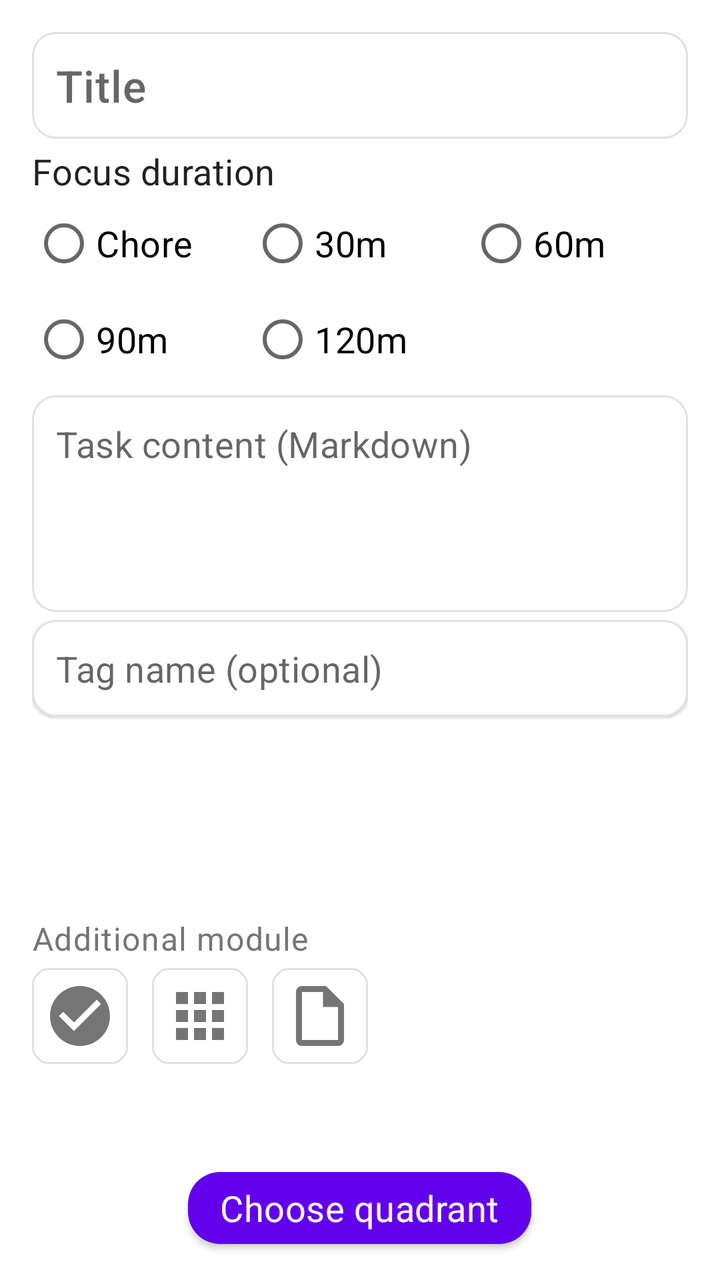
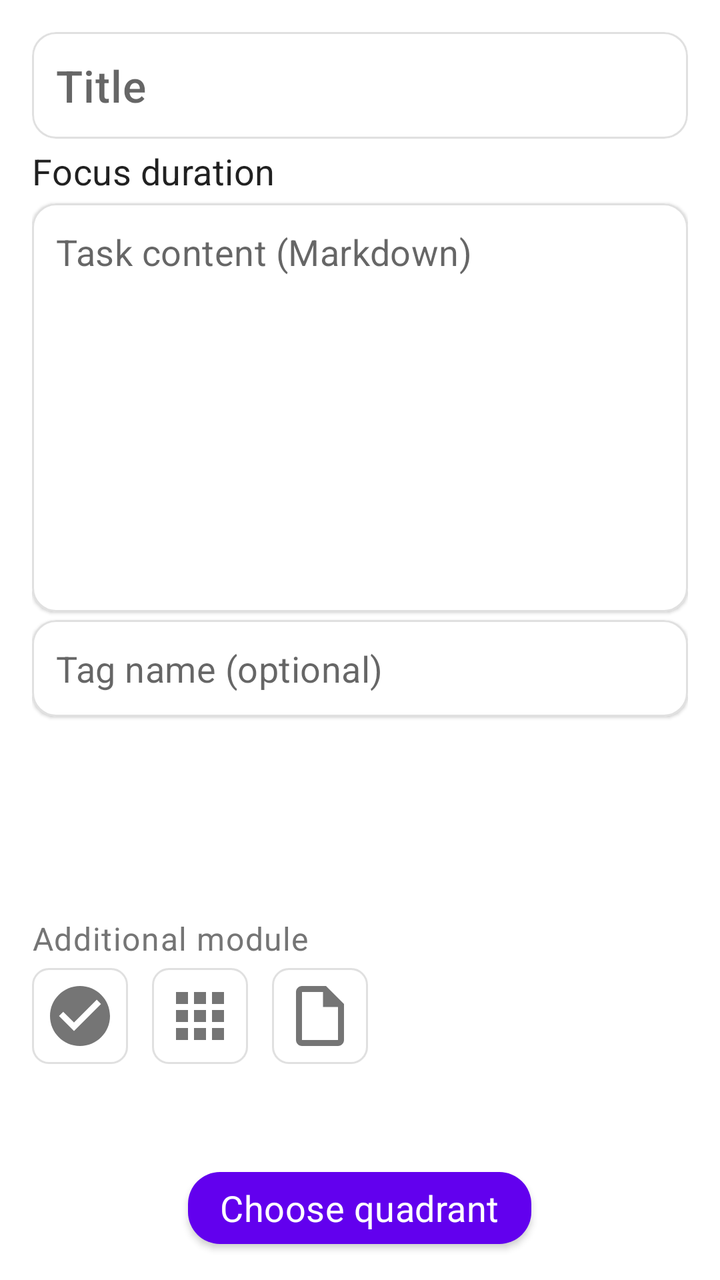

Compare the two renders of this Android layout. The source of the first and the diff that turns it into the second are given below.
<!-- AndroidManifest.xml: application theme Theme.JustNow -->
<!-- res/layout/fragment_task_edit.xml -->
<?xml version="1.0" encoding="utf-8"?>
<LinearLayout xmlns:android="http://schemas.android.com/apk/res/android"
    xmlns:app="http://schemas.android.com/apk/res-auto"
    android:layout_width="match_parent"
    android:layout_height="match_parent"
    android:orientation="vertical"
    android:background="?android:attr/colorBackground">

    <LinearLayout
        android:layout_width="match_parent"
        android:layout_height="0dp"
        android:layout_weight="1"
        android:orientation="vertical"
        android:clipChildren="false"
        android:padding="16dp">

        
        <com.google.android.material.card.MaterialCardView
            android:id="@+id/card_title"
            android:layout_width="match_parent"
            android:layout_height="wrap_content"
            app:cardElevation="1dp"
            app:cardCornerRadius="12dp"
            app:strokeWidth="1dp"
            app:strokeColor="@color/divider">

            <EditText
                android:id="@+id/et_title"
                android:layout_width="match_parent"
                android:layout_height="wrap_content"
                android:hint="@string/s_title_hint"
                android:inputType="textCapSentences"
                android:textAppearance="@style/TextAppearance.JustNow.Title"
                android:padding="12dp"
                android:background="@android:color/transparent" />
        </com.google.android.material.card.MaterialCardView>

        
        <TextView
            android:layout_width="wrap_content"
            android:layout_height="wrap_content"
            android:text="@string/s_focus_duration"
            android:textAppearance="@style/TextAppearance.JustNow.Body"
            android:layout_marginTop="4dp" />

        
        <LinearLayout
            android:id="@+id/ll_focus_row1"
            android:layout_width="match_parent"
            android:layout_height="wrap_content"
            android:orientation="horizontal">

            <RadioButton
                android:id="@+id/rb_moment"
                android:layout_width="0dp"
                android:layout_height="wrap_content"
                android:layout_weight="1"
                android:tag="0"
                android:text="@string/s_chore"
                android:textAppearance="@style/TextAppearance.JustNow.Body" />

            <RadioButton
                android:id="@+id/rb_30"
                android:layout_width="0dp"
                android:layout_height="wrap_content"
                android:layout_weight="1"
                android:tag="30"
                android:text="@string/s_30min"
                android:textAppearance="@style/TextAppearance.JustNow.Body" />

            <RadioButton
                android:id="@+id/rb_60"
                android:layout_width="0dp"
                android:layout_height="wrap_content"
                android:layout_weight="1"
                android:tag="60"
                android:text="@string/s_60min"
                android:textAppearance="@style/TextAppearance.JustNow.Body" />
        </LinearLayout>

        
        <LinearLayout
            android:id="@+id/ll_focus_row2"
            android:layout_width="match_parent"
            android:layout_height="wrap_content"
            android:orientation="horizontal">

            <RadioButton
                android:id="@+id/rb_90"
                android:layout_width="0dp"
                android:layout_height="wrap_content"
                android:layout_weight="1"
                android:tag="90"
                android:text="@string/s_90min"
                android:textAppearance="@style/TextAppearance.JustNow.Body" />

            <RadioButton
                android:id="@+id/rb_120"
                android:layout_width="0dp"
                android:layout_height="wrap_content"
                android:layout_weight="1"
                android:tag="120"
                android:text="@string/s_120min"
                android:textAppearance="@style/TextAppearance.JustNow.Body" />

            <View
                android:layout_width="0dp"
                android:layout_height="0dp"
                android:layout_weight="1" />
        </LinearLayout>

        
        <com.google.android.material.card.MaterialCardView
            android:id="@+id/card_markdown"
            android:layout_width="match_parent"
            android:layout_height="0dp"
            android:layout_weight="1"
            android:layout_marginTop="4dp"
            app:cardElevation="1dp"
            app:cardCornerRadius="12dp"
            app:strokeWidth="1dp"
            app:strokeColor="@color/divider">

            <EditText
                android:id="@+id/et_markdown"
                android:layout_width="match_parent"
                android:layout_height="match_parent"
                android:hint="@string/s_markdown_hint"
                android:inputType="textMultiLine|textCapSentences"
                android:gravity="top|start"
                android:background="@android:color/transparent"
                android:padding="12dp"
                android:textAppearance="@style/TextAppearance.JustNow.Body"
                android:scrollbars="vertical"
                android:lineSpacingExtra="4dp" />
        </com.google.android.material.card.MaterialCardView>

        
        <com.google.android.material.card.MaterialCardView
            android:id="@+id/card_tag"
            android:layout_width="match_parent"
            android:layout_height="wrap_content"
            android:layout_marginTop="4dp"
            app:cardElevation="1dp"
            app:cardCornerRadius="12dp"
            app:strokeWidth="1dp"
            app:strokeColor="@color/divider">

            <AutoCompleteTextView
                android:id="@+id/et_tag_name"
                android:layout_width="match_parent"
                android:layout_height="wrap_content"
                android:hint="@string/s_tag_input_hint"
                android:inputType="text"
                android:maxLines="1"
                android:completionThreshold="1"
                android:textAppearance="@style/TextAppearance.JustNow.Body"
                android:padding="12dp"
                android:background="@android:color/transparent"
                android:dropDownHeight="200dp" />
        </com.google.android.material.card.MaterialCardView>

        
        <com.google.android.material.chip.ChipGroup
            android:id="@+id/cg_existing_tags"
            android:layout_width="match_parent"
            android:layout_height="88dp"
            android:layout_marginTop="8dp"
            app:singleLine="false"
            app:singleSelection="true"
            app:chipSpacingHorizontal="8dp"
            app:chipSpacingVertical="4dp" />

        
        <TextView
            android:layout_width="wrap_content"
            android:layout_height="wrap_content"
            android:text="@string/s_detail_module"
            android:textAppearance="@style/TextAppearance.JustNow.Caption"
            android:textColor="@color/text_secondary"
            android:layout_marginTop="4dp" />

        <LinearLayout
            android:id="@+id/ll_module_buttons"
            android:layout_width="match_parent"
            android:layout_height="wrap_content"
            android:layout_marginTop="4dp"
            android:clipChildren="false"
            android:orientation="horizontal">

            <ImageButton
                android:id="@+id/btn_module_checklist"
                android:layout_width="48dp"
                android:layout_height="48dp"
                android:padding="6dp"
                android:scaleType="fitCenter"
                android:src="@drawable/ic_module_checklist"
                android:background="@drawable/bg_module_button"
                android:stateListAnimator="@animator/module_button_state_list"
                android:tint="@color/selector_module_icon_tint"
                android:contentDescription="@string/s_module_checklist" />

            <ImageButton
                android:id="@+id/btn_module_app_action"
                android:layout_width="48dp"
                android:layout_height="48dp"
                android:layout_marginStart="12dp"
                android:padding="6dp"
                android:scaleType="fitCenter"
                android:src="@drawable/ic_module_app_action"
                android:background="@drawable/bg_module_button"
                android:stateListAnimator="@animator/module_button_state_list"
                android:tint="@color/selector_module_icon_tint"
                android:contentDescription="@string/s_module_app_action" />

            <ImageButton
                android:id="@+id/btn_module_note_share"
                android:layout_width="48dp"
                android:layout_height="48dp"
                android:layout_marginStart="12dp"
                android:padding="6dp"
                android:scaleType="fitCenter"
                android:src="@drawable/ic_module_note_share"
                android:background="@drawable/bg_module_button"
                android:stateListAnimator="@animator/module_button_state_list"
                android:tint="@color/selector_module_icon_tint"
                android:contentDescription="@string/s_module_note_share" />
        </LinearLayout>

        
        <LinearLayout
            android:id="@+id/ll_module_hint"
            android:layout_width="match_parent"
            android:layout_height="28dp"
            android:layout_marginTop="4dp"
            android:orientation="horizontal"
            android:gravity="center_vertical"
            android:background="?attr/selectableItemBackground"
            android:paddingHorizontal="8dp"
            android:clickable="true"
            android:focusable="true">

            <TextView
                android:id="@+id/tv_module_hint"
                android:layout_width="0dp"
                android:layout_height="wrap_content"
                android:layout_weight="1"
                android:maxLines="1"
                android:ellipsize="end"
                android:textAppearance="@style/TextAppearance.JustNow.Body"
                android:textColor="@color/text_secondary" />
        </LinearLayout>

    </LinearLayout>

    
    <com.google.android.material.button.MaterialButton
        android:id="@+id/btn_next_quadrant"
        android:layout_width="wrap_content"
        android:layout_height="wrap_content"
        android:layout_gravity="center_horizontal"
        android:text="@string/s_next_quadrant"
        android:textAppearance="@style/TextAppearance.JustNow.Body"
        app:cornerRadius="16dp"
        android:layout_marginHorizontal="12dp"
        android:layout_marginBottom="12dp" />

</LinearLayout>
<!-- resources referenced by this layout -->
<resources>
  <color name="divider">#E0E0E0</color>
  <color name="text_secondary">#757575</color>
  <!-- drawable ic_module_note_share (drawable) -->
  <vector xmlns:android="http://schemas.android.com/apk/res/android"
      android:width="36dp"
      android:height="36dp"
      android:viewportWidth="24"
      android:viewportHeight="24"
      android:tint="?attr/colorOnSurfaceVariant">
      <path
          android:fillColor="@android:color/white"
          android:pathData="M14,2H6c-1.1,0 -2,0.9 -2,2v16c0,1.1 0.89,2 1.99,2H18c1.1,0 2,-0.9 2,-2V8l-6,-6zM6,20V4h7v5h5v11H6z"/>
  </vector>
  <string name="s_120min">120m</string>
  <string name="s_30min">30m</string>
  <string name="s_60min">60m</string>
  <string name="s_90min">90m</string>
  <string name="s_chore">Chore</string>
  <string name="s_detail_module">Additional module</string>
  <string name="s_focus_duration">Focus duration</string>
  <string name="s_markdown_hint">Task content (Markdown)</string>
  <string name="s_module_app_action">APP action</string>
  <string name="s_module_checklist">Todo checklist</string>
  <string name="s_module_note_share">Note share</string>
  <string name="s_next_quadrant">Choose quadrant</string>
  <string name="s_tag_input_hint">Tag name (optional)</string>
  <string name="s_title_hint">Title</string>
  <style name="TextAppearance.JustNow.Body" parent="TextAppearance.MaterialComponents.Subtitle1">
          <item name="android:textSize">@dimen/text_size_body</item>
      </style>
  <style name="TextAppearance.JustNow.Caption" parent="TextAppearance.MaterialComponents.Caption">
          <item name="android:textSize">@dimen/text_size_caption</item>
      </style>
  <style name="TextAppearance.JustNow.Title" parent="TextAppearance.MaterialComponents.Headline6">
          <item name="android:textSize">@dimen/text_size_title</item>
      </style>
  <color name="badge_background">#E0E0E0</color>
  <dimen name="text_size_body">18sp</dimen>
  <dimen name="text_size_caption">16sp</dimen>
  <dimen name="text_size_title">22sp</dimen>
  <color name="purple_500">#FF6200EE</color>
  <color name="purple_700">#FF3700B3</color>
  <color name="white">#FFFFFFFF</color>
  <color name="teal_200">#FF03DAC5</color>
  <color name="teal_700">#FF018786</color>
  <color name="black">#FF000000</color>
  <style name="TextAppearance.JustNow.Dialog.Title" parent="TextAppearance.JustNow.Title">
          <item name="android:textColor">@color/text_primary</item>
      </style>
  <color name="text_primary">#1A1A1A</color>
  <style name="TextAppearance.JustNow.Dialog.Body" parent="TextAppearance.JustNow.Body">
          <item name="android:textColor">@color/text_primary</item>
      </style>
  <style name="Widget.JustNow.Dialog.Button" parent="Widget.MaterialComponents.Button.TextButton.Dialog">
          <item name="android:textAppearance">@style/TextAppearance.JustNow.Dialog.Button</item>
          <item name="android:textColor">@color/dialog_primary_action_text</item>
          <item name="textAllCaps">false</item>
      </style>
  <style name="Widget.JustNow.Dialog.Button.Secondary" parent="Widget.MaterialComponents.Button.TextButton.Dialog">
          <item name="android:textAppearance">@style/TextAppearance.JustNow.Dialog.Button.Secondary</item>
          <item name="android:textColor">@color/dialog_action_text</item>
          <item name="textAllCaps">false</item>
      </style>
  <style name="TextAppearance.JustNow.Dialog.Button" parent="TextAppearance.JustNow.Body">
          <item name="android:textColor">@color/dialog_primary_action_text</item>
      </style>
  <style name="TextAppearance.JustNow.Dialog.Button.Secondary" parent="TextAppearance.JustNow.Body">
          <item name="android:textColor">@color/dialog_action_text</item>
      </style>
  <!-- unchanged entries left out for length: 5 -->
</resources>

<!-- the commit's change to res/layout/fragment_task_edit.xml (unified diff, before → after) -->
@@ -43,71 +43,11 @@
             android:textAppearance="@style/TextAppearance.JustNow.Body"
             android:layout_marginTop="4dp" />
 
-        
         <LinearLayout
-            android:id="@+id/ll_focus_row1"
-            android:layout_width="match_parent"
-            android:layout_height="wrap_content"
-            android:orientation="horizontal">
-
-            <RadioButton
-                android:id="@+id/rb_moment"
-                android:layout_width="0dp"
-                android:layout_height="wrap_content"
-                android:layout_weight="1"
-                android:tag="0"
-                android:text="@string/s_chore"
-                android:textAppearance="@style/TextAppearance.JustNow.Body" />
-
-            <RadioButton
-                android:id="@+id/rb_30"
-                android:layout_width="0dp"
-                android:layout_height="wrap_content"
-                android:layout_weight="1"
-                android:tag="30"
-                android:text="@string/s_30min"
-                android:textAppearance="@style/TextAppearance.JustNow.Body" />
-
-            <RadioButton
-                android:id="@+id/rb_60"
-                android:layout_width="0dp"
-                android:layout_height="wrap_content"
-                android:layout_weight="1"
-                android:tag="60"
-                android:text="@string/s_60min"
-                android:textAppearance="@style/TextAppearance.JustNow.Body" />
-        </LinearLayout>
-
-        
-        <LinearLayout
-            android:id="@+id/ll_focus_row2"
-            android:layout_width="match_parent"
-            android:layout_height="wrap_content"
-            android:orientation="horizontal">
-
-            <RadioButton
-                android:id="@+id/rb_90"
-                android:layout_width="0dp"
-                android:layout_height="wrap_content"
-                android:layout_weight="1"
-                android:tag="90"
-                android:text="@string/s_90min"
-                android:textAppearance="@style/TextAppearance.JustNow.Body" />
-
-            <RadioButton
-                android:id="@+id/rb_120"
-                android:layout_width="0dp"
-                android:layout_height="wrap_content"
-                android:layout_weight="1"
-                android:tag="120"
-                android:text="@string/s_120min"
-                android:textAppearance="@style/TextAppearance.JustNow.Body" />
-
-            <View
-                android:layout_width="0dp"
-                android:layout_height="0dp"
-                android:layout_weight="1" />
-        </LinearLayout>
+            android:id="@+id/ll_focus_options"
+            android:layout_width="match_parent"
+            android:layout_height="wrap_content"
+            android:orientation="vertical" />
 
         
         <com.google.android.material.card.MaterialCardView
<!-- resource entries referenced after the edit -->
@@ -13,11 +13,6 @@
           android:fillColor="@android:color/white"
           android:pathData="M14,2H6c-1.1,0 -2,0.9 -2,2v16c0,1.1 0.89,2 1.99,2H18c1.1,0 2,-0.9 2,-2V8l-6,-6zM6,20V4h7v5h5v11H6z"/>
   </vector>
-  <string name="s_120min">120m</string>
-  <string name="s_30min">30m</string>
-  <string name="s_60min">60m</string>
-  <string name="s_90min">90m</string>
-  <string name="s_chore">Chore</string>
   <string name="s_detail_module">Additional module</string>
   <string name="s_focus_duration">Focus duration</string>
   <string name="s_markdown_hint">Task content (Markdown)</string>
